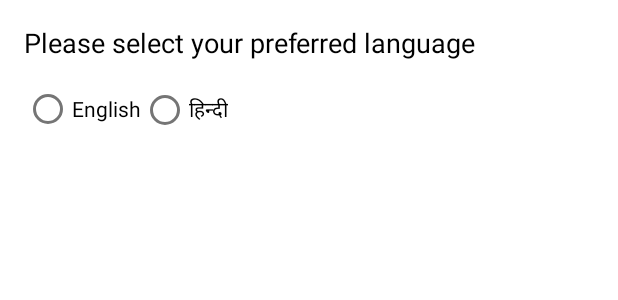
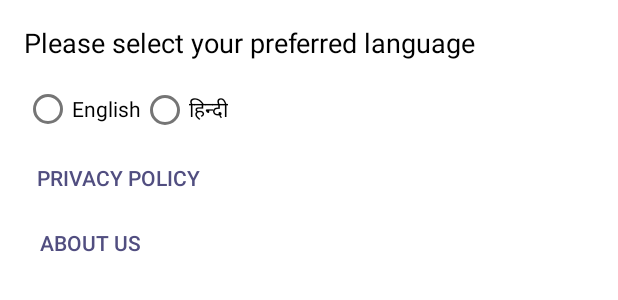
Before and after one commit to tattle-made/khoj-android, an Android app: the layout fragment_more.xml on its own in the app's theme, with its tools: preview values and no code run, on a phone screen of 412 x 824 dp. Shown: the top 300 px of the screen. Run offline under Robolectric (Android 15) with nearby library versions, the phone set to English and light mode, and no system bars; network calls fail.

Commit message:
clean up

```diff
--- a/app/src/main/AndroidManifest.xml
+++ b/app/src/main/AndroidManifest.xml
@@ -12,8 +12,7 @@
         android:icon="@mipmap/ic_launcher"
         android:label="@string/app_name"
         android:supportsRtl="true"
-        android:theme="@style/AppTheme"
-        android:usesCleartextTraffic="true">
+        android:theme="@style/AppTheme">
         <activity
             android:name=".ui.message.response.MessageResponseActivity"
             android:configChanges="locale"
--- a/app/src/main/java/in/co/tattle/khoj/model/queryhistory/QueryHistoryItem.kt
+++ b/app/src/main/java/in/co/tattle/khoj/model/queryhistory/QueryHistoryItem.kt
@@ -1,4 +1,6 @@
 package `in`.co.tattle.khoj.model.queryhistory
+
+import `in`.co.tattle.khoj.model.queryresponse.Response
 
 data class QueryHistoryItem(
     val __v: Int,
@@ -9,7 +11,7 @@ data class QueryHistoryItem(
     val media: List<Media>,
     val metadata: Any,
     val question: String,
-    val responses: List<Any>,
+    val responses: List<Response>,
     val source: String,
     val updatedAt: String,
     val user_feedback: String
--- a/app/src/main/java/in/co/tattle/khoj/ui/home/historyfragment/HistoryFragment.kt
+++ b/app/src/main/java/in/co/tattle/khoj/ui/home/historyfragment/HistoryFragment.kt
@@ -40,7 +40,6 @@ class HistoryFragment : Fragment(), OnClickListener {
 
         imgRefresh.setOnClickListener(this)
         btnNewMessage.setOnClickListener(this)
-        btnSample.setOnClickListener(this)
         setupRecycler()
     }
 
@@ -129,10 +128,6 @@ class HistoryFragment : Fragment(), OnClickListener {
             setupObserver()
         } else if (view?.id == R.id.btnNewMessage) {
             startActivity(Intent(requireContext(), NewMessageActivity::class.java))
-        } else if (view?.id == R.id.btnSample) {
-            val intent = Intent(context, MessageResponseActivity::class.java)
-            intent.putExtra(Constants.MESSAGE_ID, "5f2014b62a50cc43b3e60ae2")
-            startActivity(intent)
         }
     }
 
--- a/app/src/main/java/in/co/tattle/khoj/ui/home/morefragment/MoreFragment.kt
+++ b/app/src/main/java/in/co/tattle/khoj/ui/home/morefragment/MoreFragment.kt
@@ -73,7 +73,8 @@ class MoreFragment : Fragment(), RadioGroup.OnCheckedChangeListener {
         )
         (requireActivity() as HomepageActivity).changeLanguage()
         tvChoose.text = getString(R.string.choose_language)
-
+        btnAboutUs.text = getString(R.string.about_us)
+        btnPrivacyPolicy.text = getString(R.string.privacy_policy)
 
     }
 
--- a/app/src/main/res/layout/adapter_message_timeline.xml
+++ b/app/src/main/res/layout/adapter_message_timeline.xml
@@ -75,8 +75,7 @@
                 android:layout_margin="@dimen/top_margin"
                 android:background="@drawable/rounded_corner_primary_color"
                 android:padding="8dp"
-                android:text="Response for the query goes here"
-                android:visibility="visible"
+                android:visibility="gone"
                 app:layout_constraintEnd_toEndOf="parent"
                 app:layout_constraintStart_toStartOf="parent"
                 app:layout_constraintTop_toBottomOf="@+id/barrier_bottom" />
--- a/app/src/main/res/layout/fragment_history.xml
+++ b/app/src/main/res/layout/fragment_history.xml
@@ -112,10 +112,4 @@
             app:layout_constraintTop_toBottomOf="@+id/tvError" />
     </androidx.constraintlayout.widget.ConstraintLayout>
 
-    <com.google.android.material.button.MaterialButton
-        android:id="@+id/btnSample"
-        android:layout_width="wrap_content"
-        android:layout_height="wrap_content"
-        android:layout_gravity="bottom"
-        android:text="Sample" />
 </FrameLayout>
--- a/app/src/main/res/layout/fragment_more.xml
+++ b/app/src/main/res/layout/fragment_more.xml
@@ -39,4 +39,34 @@
 
     </RadioGroup>
 
+    <com.google.android.material.button.MaterialButton
+        android:id="@+id/btnPrivacyPolicy"
+        style="@style/Widget.MaterialComponents.Button.TextButton"
+        android:layout_width="wrap_content"
+        android:layout_height="wrap_content"
+        android:layout_marginBottom="@dimen/top_margin"
+        android:insetTop="@dimen/top_margin"
+        android:insetBottom="@dimen/top_margin"
+        android:letterSpacing="0"
+        android:minHeight="0dp"
+        android:text="@string/privacy_policy"
+        android:textColor="@color/secondaryColor"
+        app:layout_constraintStart_toStartOf="parent"
+        app:layout_constraintTop_toBottomOf="@id/rgLanguage" />
+
+    <com.google.android.material.button.MaterialButton
+        android:id="@+id/btnAboutUs"
+        style="@style/Widget.MaterialComponents.Button.TextButton"
+        android:layout_width="wrap_content"
+        android:layout_height="wrap_content"
+        android:layout_marginBottom="@dimen/top_margin"
+        android:insetTop="@dimen/top_margin"
+        android:insetBottom="@dimen/top_margin"
+        android:letterSpacing="0"
+        android:minHeight="0dp"
+        android:text="@string/about_us"
+        android:textColor="@color/secondaryColor"
+        app:layout_constraintStart_toStartOf="parent"
+        app:layout_constraintTop_toBottomOf="@id/btnPrivacyPolicy" />
+
 </androidx.constraintlayout.widget.ConstraintLayout>
--- a/app/src/main/res/values/strings.xml
+++ b/app/src/main/res/values/strings.xml
@@ -58,4 +58,6 @@
     <string name="quick_links">Quick links</string>
     <string name="query_updates">Query updates</string>
     <string name="query_updates_desc">This channel gives updates about the queries you have posted</string>
+    <string name="about_us">About us</string>
+    <string name="privacy_policy">Privacy policy</string>
 </resources>
```
Also changed, not shown: app/src/main/java/in/co/tattle/khoj/data/network/KhojRetrofitBuilder.kt (+1 -8 lines), app/src/main/java/in/co/tattle/khoj/ui/adapters/HistoryAdapter.kt (+10 -0 lines), 1 other file.
